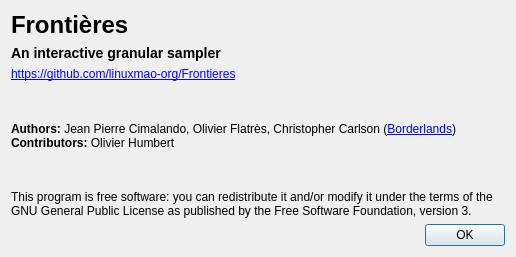
linuxmao-org/Frontieres, file sources/interface/AboutDialog.ui: the form before one commit.
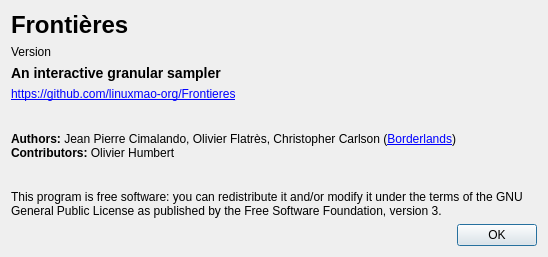
The form after the commit.

Commit message: affichage numero de version dans la fenetre a propos

Diff of the .ui file:
```diff
--- a/sources/interface/AboutDialog.ui
+++ b/sources/interface/AboutDialog.ui
@@ -6,7 +6,7 @@
    <rect>
     <x>0</x>
     <y>0</y>
-    <width>516</width>
+    <width>548</width>
     <height>257</height>
    </rect>
   </property>
@@ -24,6 +24,13 @@
      </property>
     </widget>
    </item>
+   <item>
+    <widget class="QLabel" name="label_Vers">
+     <property name="text">
+      <string>Version </string>
+     </property>
+    </widget>
+   </item>
    <item>
     <widget class="QLabel" name="label_2">
      <property name="text">
```
The commit also changes 2 other files.
